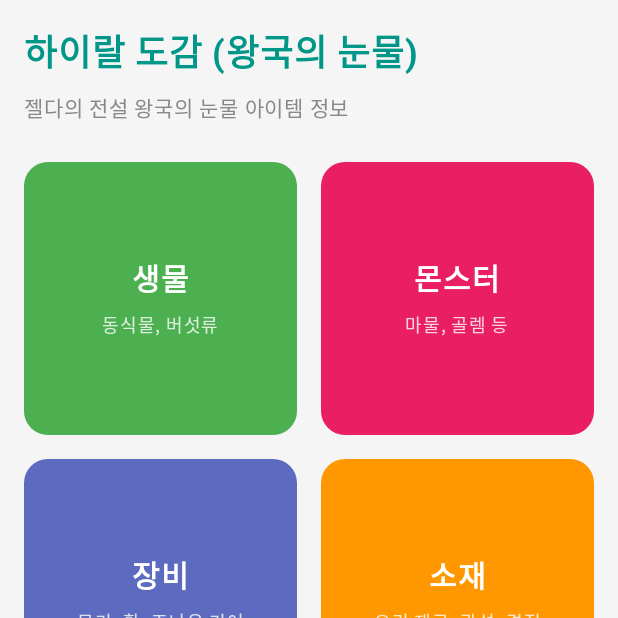
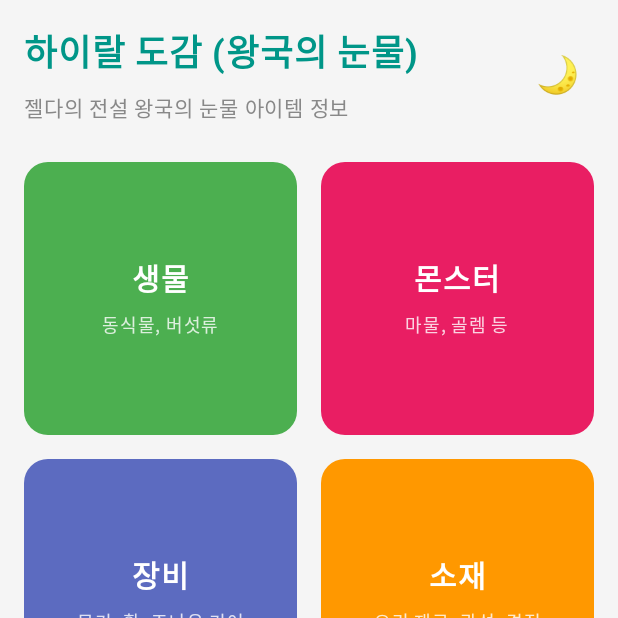
Before and after one commit to Heesang7594/Project_Zelda_app, an Android app built with Jetpack Compose: the screen it shows after launch (MainActivity), on a phone screen of 412 x 824 dp, the top half of it. Run offline under Robolectric (Android 15) with nearby library versions, the light colour scheme and no system bars.

Commit message:
다크모드 수정

```diff
--- a/app/src/main/java/com/example/thelegendofzelda/presentation/main/MainScreen.kt
+++ b/app/src/main/java/com/example/thelegendofzelda/presentation/main/MainScreen.kt
@@ -24,6 +24,12 @@ fun MainScreen(navController: NavController) {
             .fillMaxSize()
             .padding(16.dp)
     ) {
+        Row(
+            modifier = Modifier.fillMaxWidth().padding(bottom = 24.dp),
+            horizontalArrangement = Arrangement.SpaceBetween,
+            verticalAlignment = Alignment.CenterVertically
+        ) {
+            Column {
                 Text(
                     text = "하이랄 도감 (왕국의 눈물)",
                     fontSize = 24.sp,
@@ -34,9 +40,18 @@ fun MainScreen(navController: NavController) {
                 Text(
                     text = "젤다의 전설 왕국의 눈물 아이템 정보",
                     fontSize = 14.sp,
-            color = Color.Gray,
-            modifier = Modifier.padding(bottom = 24.dp)
+                    color = Color.Gray
                 )
+            }
+
+            val themeState = com.example.thelegendofzelda.ui.theme.LocalThemeState.current
+            IconButton(onClick = { themeState.toggleTheme() }) {
+                Text(
+                    text = if (themeState.isDark) "☀️" else "🌙",
+                    fontSize = 24.sp
+                )
+            }
+        }
 
         Row(
             modifier = Modifier.fillMaxWidth(),
--- a/app/src/main/java/com/example/thelegendofzelda/ui/theme/Theme.kt
+++ b/app/src/main/java/com/example/thelegendofzelda/ui/theme/Theme.kt
@@ -10,6 +10,9 @@ import androidx.compose.material3.dynamicLightColorScheme
 import androidx.compose.material3.lightColorScheme
 import androidx.compose.runtime.Composable
 import androidx.compose.ui.platform.LocalContext
+import androidx.compose.runtime.compositionLocalOf
+import androidx.compose.runtime.mutableStateOf
+import androidx.compose.runtime.remember
 
 private val DarkColorScheme = darkColorScheme(
     primary = ZeldaGreenLight,
@@ -33,26 +36,36 @@ private val LightColorScheme = lightColorScheme(
     onSurface = DarkBackground
 )
 
+class ThemeState(val isDark: Boolean, val toggleTheme: () -> Unit)
+val LocalThemeState = compositionLocalOf<ThemeState> { error("No ThemeState provided") }
+
 @Composable
 fun TheLegendOfZeldaTheme(
-    darkTheme: Boolean = isSystemInDarkTheme(),
     // Dynamic color is available on Android 12+
     dynamicColor: Boolean = false,
     content: @Composable () -> Unit
 ) {
+    val systemDark = isSystemInDarkTheme()
+    val isDarkState = remember { mutableStateOf(systemDark) }
+
     val colorScheme = when {
         dynamicColor && Build.VERSION.SDK_INT >= Build.VERSION_CODES.S -> {
             val context = LocalContext.current
-            if (darkTheme) dynamicDarkColorScheme(context) else dynamicLightColorScheme(context)
+            if (isDarkState.value) dynamicDarkColorScheme(context) else dynamicLightColorScheme(context)
         }
-
-        darkTheme -> DarkColorScheme
+        isDarkState.value -> DarkColorScheme
         else -> LightColorScheme
     }
 
-    MaterialTheme(
-        colorScheme = colorScheme,
-        typography = Typography,
-        content = content
-    )
+    val themeState = remember(isDarkState.value) {
+        ThemeState(isDarkState.value) { isDarkState.value = !isDarkState.value }
+    }
+
+    androidx.compose.runtime.CompositionLocalProvider(LocalThemeState provides themeState) {
+        MaterialTheme(
+            colorScheme = colorScheme,
+            typography = Typography,
+            content = content
+        )
+    }
 }
```
Lines whose indentation alone changed are shown as unchanged.
